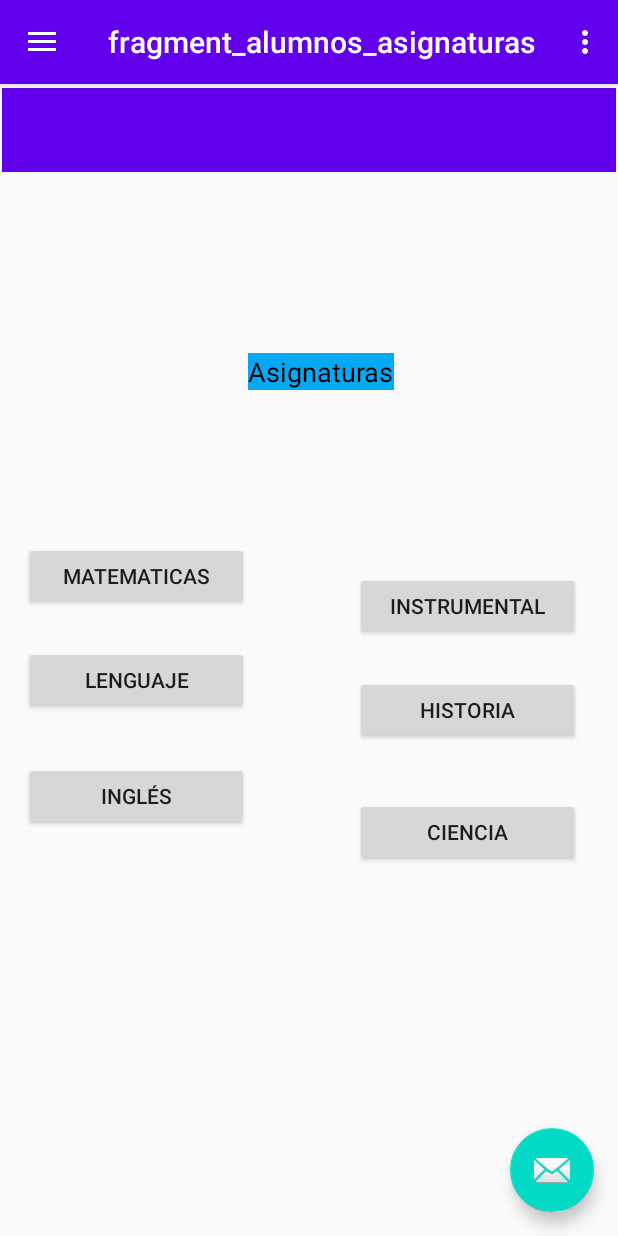
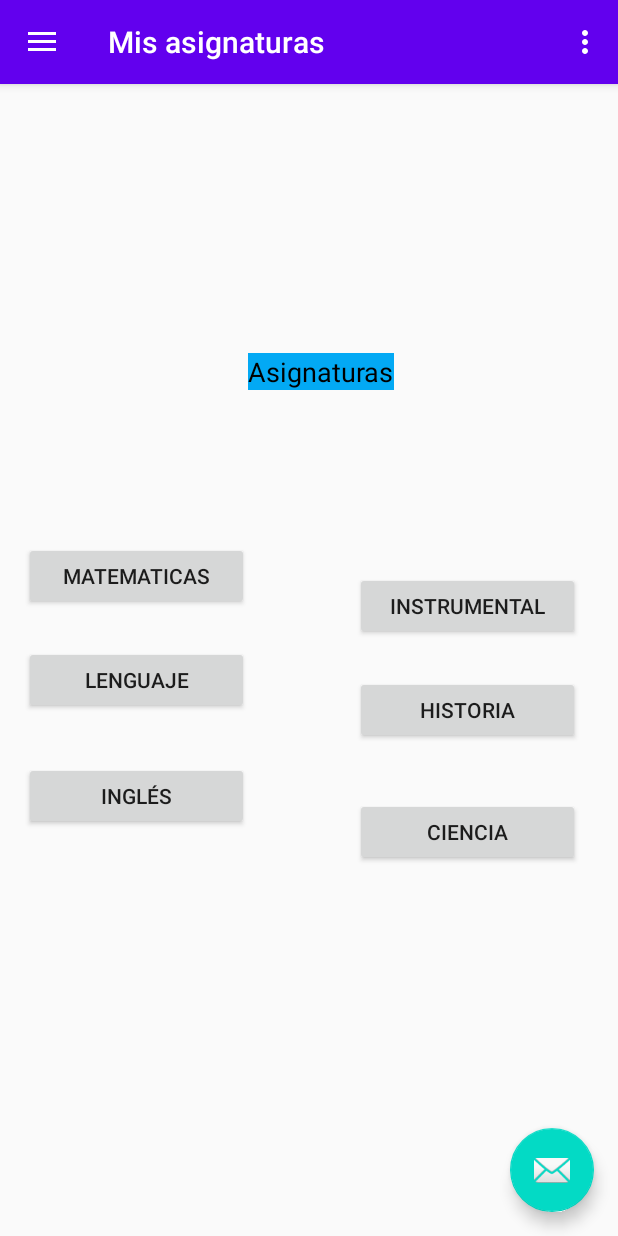
Before and after one commit to eduardotwk/EducaTech, an Android app: the Main2Activity screen opened directly, with no data from a screen before it, on a phone screen of 412 x 824 dp. Run offline under Robolectric (Android 15) with nearby library versions, the phone set to English and light mode, and no system bars; our stand-ins replace navigation-ui.

Commit message:
nuevas vistas alumno

```diff
--- a/app/src/main/res/layout/fragment_alumnos_asignaturas.xml
+++ b/app/src/main/res/layout/fragment_alumnos_asignaturas.xml
@@ -39,19 +39,6 @@
         app:layout_constraintHorizontal_bias="0.061"
         app:layout_constraintStart_toStartOf="parent"
         app:layout_constraintTop_toBottomOf="@+id/button9" />
-
-    <androidx.appcompat.widget.Toolbar
-        android:id="@+id/toolbar3"
-        android:layout_width="409dp"
-        android:layout_height="wrap_content"
-        android:background="?attr/colorPrimary"
-        android:minHeight="?attr/actionBarSize"
-        android:theme="?attr/actionBarTheme"
-        app:layout_constraintBottom_toBottomOf="parent"
-        app:layout_constraintEnd_toEndOf="parent"
-        app:layout_constraintStart_toStartOf="parent"
-        app:layout_constraintTop_toTopOf="parent"
-        app:layout_constraintVertical_bias="0.004" />
 
     <Button
         android:id="@+id/button14"
--- a/app/src/main/res/layout/nav_header_main2.xml
+++ b/app/src/main/res/layout/nav_header_main2.xml
@@ -24,13 +24,13 @@
         android:layout_width="match_parent"
         android:layout_height="wrap_content"
         android:paddingTop="@dimen/nav_header_vertical_spacing"
-        android:text="@string/nav_header_title"
+        android:text="Eduardo delgado"
         android:textAppearance="@style/TextAppearance.AppCompat.Body1" />
 
     <TextView
         android:id="@+id/textView"
         android:layout_width="wrap_content"
         android:layout_height="wrap_content"
-        android:text="@string/nav_header_subtitle" />
+        android:text="190753670" />
 
 </LinearLayout>
--- a/app/src/main/res/menu/activity_main2_drawer.xml
+++ b/app/src/main/res/menu/activity_main2_drawer.xml
@@ -12,8 +12,9 @@
             android:id="@+id/fragment_alumnos_asignaturas"
             android:title="Mis Asignaturas" />
 
-
-
+        <item
+            android:id="@+id/fragment_alumno_perfil"
+            android:title="Mi Perfil" />
 
 
     </group>
--- a/app/src/main/res/navigation/mobile_navigation.xml
+++ b/app/src/main/res/navigation/mobile_navigation.xml
@@ -7,11 +7,16 @@
     <fragment
         android:id="@+id/fragment_alumnos_asignaturas"
         android:name="com.example.navegacion.fragment_alumnos_asignaturas"
-        android:label="fragment_alumnos_asignaturas"
+        android:label="@string/fragment_alumnos_asignaturas"
         tools:layout="@layout/fragment_alumnos_asignaturas" />
     <fragment
         android:id="@+id/fragment_alumnos_inicio"
         android:name="com.example.navegacion.fragment_alumnos_inicio"
-        android:label="fragment_alumnos_inicio"
+        android:label="@string/fragment_alumnos_inicio"
         tools:layout="@layout/fragment_alumnos_inicio" />
+    <fragment
+        android:id="@+id/fragment_alumno_perfil"
+        android:name="com.example.navegacion.fragment_alumno_perfil"
+        android:label="@string/fragment_alumno_perfil"
+        tools:layout="@layout/fragment_alumno_perfil" />
 </navigation>
--- a/app/src/main/res/navigation/mobile_navigation_profesor.xml
+++ b/app/src/main/res/navigation/mobile_navigation_profesor.xml
@@ -29,7 +29,7 @@
     <fragment
         android:id="@+id/fragment_profesor_contenido"
         android:name="com.example.navegacion.fragment_profesor_contenido"
-        android:label="fragment_profesor_contenido"
+        android:label="@string/fragment_profesor_contenido"
         tools:layout="@layout/fragment_profesor_contenido" />
 
 </navigation>
--- a/app/src/main/res/values/strings.xml
+++ b/app/src/main/res/values/strings.xml
@@ -14,8 +14,6 @@
     <string name="fragment_perfil">Mi Perfil</string>
 
 
-
-
     //MENSAJES STRING LOGIN
     <string name="string_rut">190753670</string>
     <string name="string_password">19075367</string>
@@ -28,11 +26,11 @@
     <string name="title_activity_main2">Main2Activity</string>
 
 
-
     <string name="home_second">Home Second</string>
 
     <string name="fragment_alumnos_asignaturas">Mis asignaturas</string>
     <string name="fragment_alumnos_inicio">Inicio</string>
+    <string name="fragment_alumno_perfil">Mi perfil</string>
 
 
 </resources>
```
Also changed, not shown: app/src/main/java/com/example/navegacion/fragment_alumno_perfil.java (added, +64 -0 lines), app/src/main/res/layout/fragment_alumno_perfil.xml (added, +95 -0 lines), app/src/main/res/layout/fragment_alumnos_inicio.xml (+0 -13 lines).
